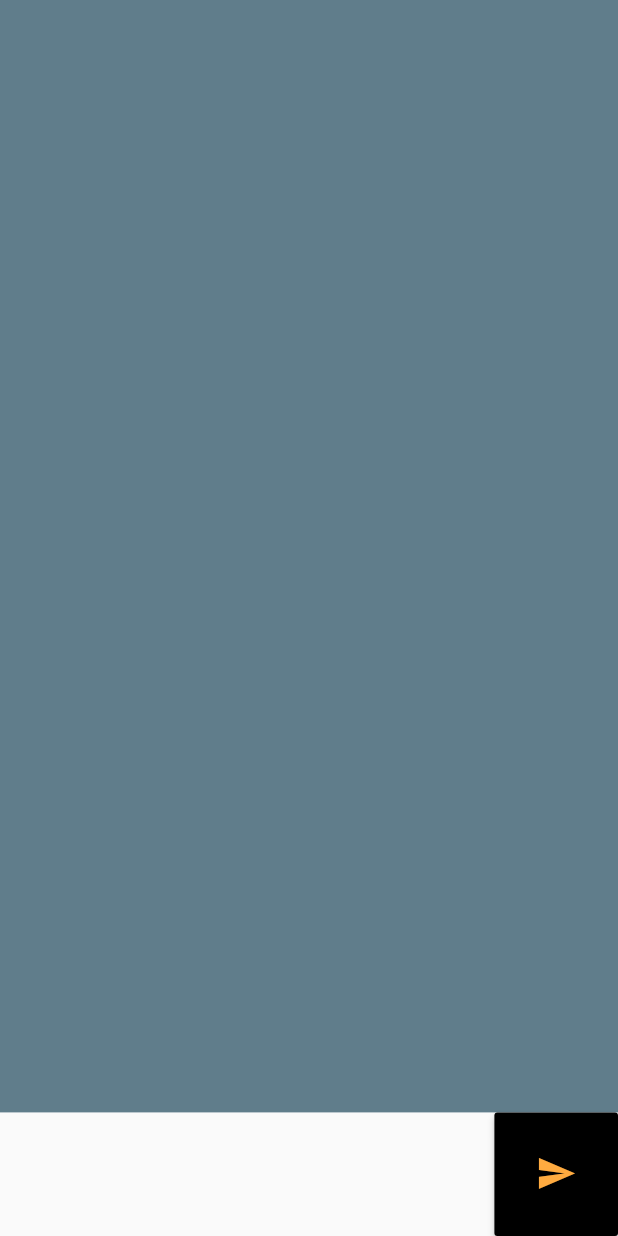
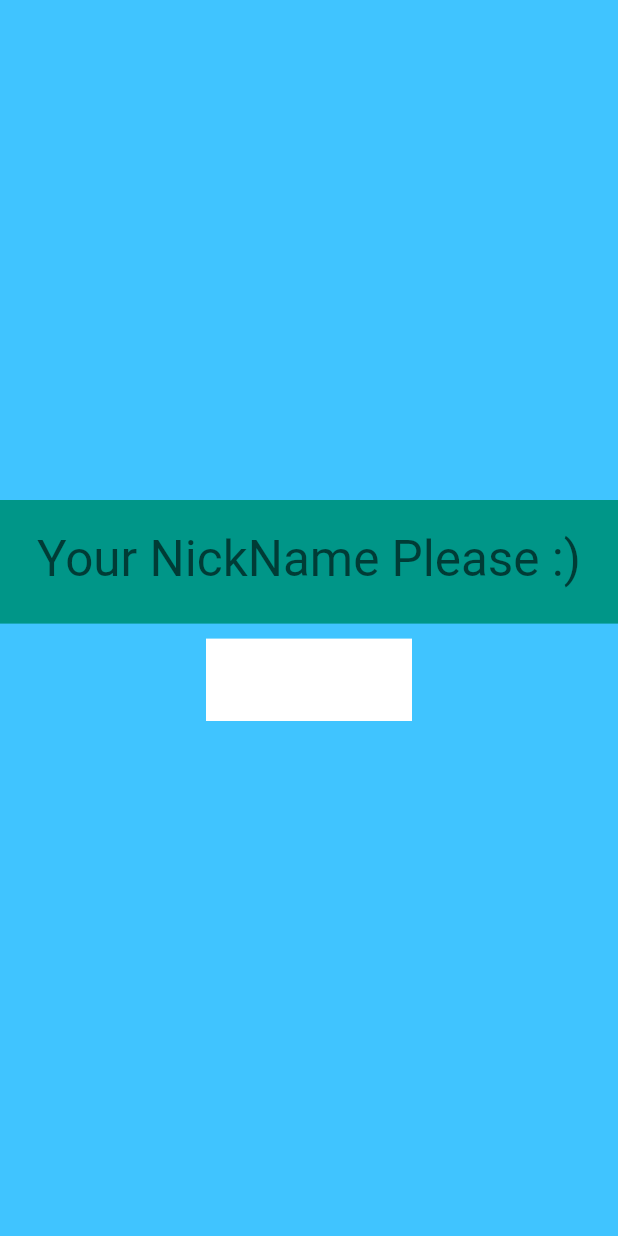
Before and after one commit to waliseddiqi/Chat_App_frontend, a Flutter app: the screen it shows after launch, on a phone screen of 412 x 824 dp. Run offline on Flutter 3.47's test engine with Material 2 defaults, Android fonts, the phone set to English and light mode, and no system bars; our stand-ins replace shared_preferences; missing offline and left inert: adhara_socket_io.

Commit message:
everything works more twiks needed

```diff
--- a/lib/main.dart
+++ b/lib/main.dart
@@ -1,116 +1,93 @@
 import 'package:flutter/material.dart';
-import 'dart:convert';
-import 'package:adhara_socket_io/adhara_socket_io.dart';
-import 'message.dart';
-void main() => runApp(MyApp());
+import 'package:shared_preferences/shared_preferences.dart';
+import 'inital.dart';
+void main() => runApp(Initial());
+class Initial extends StatelessWidget{
+  @override
+  Widget build(BuildContext context) {
+    return MaterialApp(home: InitialPage(),);
+  }
 
-class MyApp extends StatelessWidget {
-  @override
-@override
-Widget build(BuildContext context) {
-  return MaterialApp(
-
-    home: MyAppWidget(),
-  );
-}
-}
-class MyAppWidget extends StatefulWidget{
-  @override
-
-  _MyAppState createState() => _MyAppState();
 }
 
-class _MyAppState extends State<MyAppWidget> {
-  SocketIOManager manager;
-   SocketOptions socketOptions;
-  SocketIO socket;
+class InitialPage extends StatefulWidget{
+  @override
+  _InitialState createState() => _InitialState();
+}
+
+class _InitialState extends State<InitialPage> {
 TextEditingController textEditingController=new TextEditingController();
-String text;
-  @override
+@override
   void initState() {
+    // TODO: implement initState
     super.initState();
-     socketOptions=new SocketOptions("http://192.168.137.1:3000",enableLogging: true,transports: [Transports.WEB_SOCKET,Transports.POLLING]);
-    socketConfig();
+    textEditingController.addListener(texteditinglistener);
   }
+  void texteditinglistener(){
+      if(textEditingController.text.length>5){
+        setState(() {
+            buttonColor=Colors.black;
+        });
 
-void sendmessage(msg){
-  socket.emit("msg", [msg]);
+      }
+  }
+void savename(name)async{
+SharedPreferences sharedPreferences=await SharedPreferences.getInstance();
+sharedPreferences.setString("Name", name);
 }
-void onrecieve(){
-	socket.on("chat-message", (data){   //sample event
-		  print("news");
-		 print(data);
-     setState(() {
-       messages.add(data);
-       isself.add(false);
-     });
-		});
-}
-Future<void> socketConfig() async {
-    manager = SocketIOManager();
- socket = await manager.createInstance(socketOptions);
-		socket.connect();
-	onrecieve();
-	}
-  List<dynamic> messages=new List<dynamic>();
-  List<bool> isself=new List<bool>();
+Color buttonColor=Colors.white;
   @override
   Widget build(BuildContext context) {
     var size=MediaQuery.of(context).size;
-    return
- Scaffold(
-      body: SingleChildScrollView(
-              child: Container(
+    return Scaffold(
+      body: Container(
+        color: Colors.lightBlueAccent,
+        child: Center(
+          child: Column(
+            mainAxisAlignment: MainAxisAlignment.center,
+            children: [
 
-          child: Column(
-            mainAxisAlignment: MainAxisAlignment.start,
-            children: [
-              Message(messages: messages,isself:isself ,),
               Container(
+                width: size.width,
+                height: size.height/10,
+                color: Colors.teal,
+                child: TextFormField(
+                  textAlign: TextAlign.center,
+                  style: TextStyle(fontSize: size.height/20,decoration: TextDecoration.none),
+                  controller:textEditingController ,
+                  decoration: InputDecoration(
+                    border: InputBorder.none,
+                    hintText: "Your NickName Please :)",
+                    hintStyle:TextStyle(fontSize: size.height/25,)
+                  ),
 
-                width: size.width,
-                height: size.height*0.1,
-                child: Row(
-                  children: [
-
-                    Container(
-                      width: size.width*0.8,
-
-                        child: TextFormField(
-                          controller: textEditingController,
-                          style: TextStyle(fontSize: size.height/35),
-                          decoration: InputDecoration(
-                            border: InputBorder.none
-                          ),
-                        ),
-
-                    ),
-                    Container(
-
-                       width: size.width*0.2,
-                       height: size.height*0.2,
-                      child: RaisedButton(
-                        color: Colors.black,
-                        highlightColor: Colors.blueAccent,
-                        highlightElevation: 30,
-                        child: Icon(Icons.send,color: Colors.orangeAccent,size: size.height/30,),
-                        onPressed:
-                      (){
-                        setState(() {
-                          sendmessage(textEditingController.text.toString());
-                          messages.add(textEditingController.text.toString());
-                          isself.add(true);
-                        });
-                      }),
-                    )
-                  ],
                 ),
+              ),
+              InkWell(
+                onTap: (){
+                  if(textEditingController.text.length>5){
+                    savename(textEditingController.text.toString());
+                    Navigator.push(context, MaterialPageRoute(builder: (context)=>MyApp()));
+                  }
+                },
+                              child: AnimatedContainer(
+                                duration: Duration(milliseconds: 800),
+                                curve: Curves.easeIn,
+                                                              child: Container(
+                                  margin: EdgeInsets.all(10),
+                                    color: Colors.white,
+                                    width: size.width/3,
+                                     height: size.height/15,
+                                  child: Center(
+                                    child: Text("Enter",style: TextStyle(fontSize: size.height/30,color: buttonColor),),
+                                  ),
+                ),
+                              ),
               )
             ],
-          )
+          ),
         ),
-      ),
-
+      ) ,
     );
   }
 }
--- a/pubspec.yaml
+++ b/pubspec.yaml
@@ -29,8 +29,9 @@ dependencies:
   # Use with the CupertinoIcons class for iOS style icons.
   cupertino_icons: ^0.1.3
   flutter_socket_io: ^0.6.0
-  web_socket_channel: ^1.1.0
+
   adhara_socket_io: ^0.4.2+1
+  shared_preferences: ^0.5.8
 dev_dependencies:
   flutter_test:
     sdk: flutter
```
Also changed, not shown: lib/inital.dart (added, +128 -0 lines), lib/message.dart (+19 -6 lines), pubspec.lock, 1 other file.
